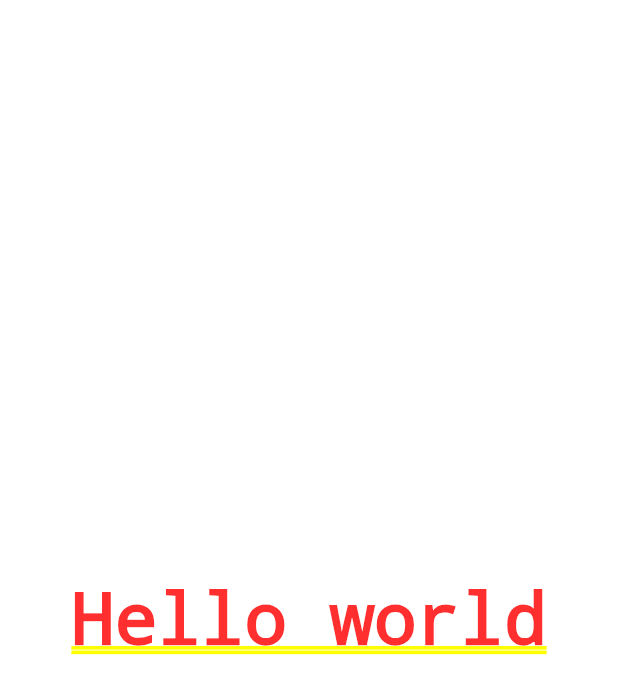
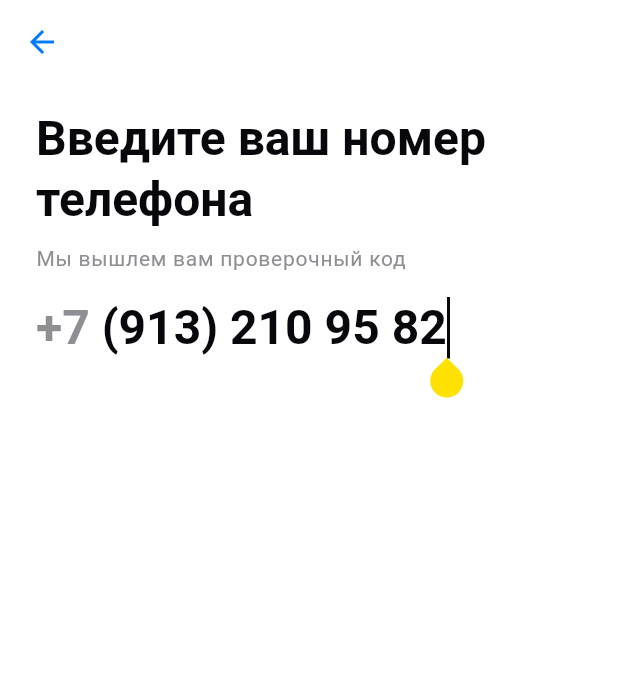
Before and after one commit to kanmear/flutter_test_task, a Flutter app: the screen it shows after launch, on a phone screen of 412 x 824 dp. Shown: the top 694 px of the screen. Run offline on Flutter 3.47's test engine with Material 3 defaults, Android fonts, the phone set to English and light mode, and no system bars; our stand-ins replace google_fonts.

Commit message:
feat: authorization page -> 2 texts and text field

```diff
--- a/lib/main.dart
+++ b/lib/main.dart
@@ -20,7 +20,16 @@ class LiveBeerApp extends StatelessWidget {
         colorScheme: AppColors.lightColorScheme,
         textTheme: AppFonts.textTheme,
       ),
-      home: const AuthorizationPage(),
+      home: Builder(builder: (context) {
+        final theme = Theme.of(context);
+        final textColor = theme.colorScheme.onPrimary;
+
+        return Theme(
+            data: theme.copyWith(
+                textTheme: theme.textTheme
+                    .apply(bodyColor: textColor, displayColor: textColor)),
+            child: const AuthorizationPage());
+      }),
     );
   }
 }
--- a/lib/routes/pages/authorization_page.dart
+++ b/lib/routes/pages/authorization_page.dart
@@ -1,10 +1,73 @@
 import 'package:flutter/material.dart';
+
+import 'package:live_beer/text_data.dart';
 
 class AuthorizationPage extends StatelessWidget {
   const AuthorizationPage({super.key});
 
   @override
   Widget build(BuildContext context) {
-    return const Center(child: Text('Hello world'));
+    final theme = Theme.of(context);
+
+    return Scaffold(
+      backgroundColor: theme.colorScheme.surface,
+      appBar: AppBar(
+        leading: BackButton(color: theme.colorScheme.tertiary),
+      ),
+      body: Padding(
+        padding: const EdgeInsets.only(left: 24, right: 24, top: 16),
+        child: Column(
+          crossAxisAlignment: CrossAxisAlignment.stretch,
+          children: [
+            Text(TextData.enterYourPhoneNumber,
+                style: theme.textTheme.titleLarge),
+            const SizedBox(height: 8),
+            Text(
+              TextData.weWillSendYouVerificationCode,
+              style: theme.textTheme.labelSmall!
+                  .apply(color: theme.colorScheme.onSecondary),
+            ),
+            const SizedBox(height: 16),
+            const NumberTextField(),
+            const SizedBox(height: 48),
+          ],
+        ),
+      ),
+    );
   }
 }
+
+class NumberTextField extends StatelessWidget {
+  const NumberTextField({super.key});
+
+  @override
+  Widget build(BuildContext context) {
+    final theme = Theme.of(context);
+
+    final TextEditingController textController =
+        TextEditingController(text: '(913) 210 95 82');
+
+    return Row(
+      children: [
+        Text(TextData.RuNumberPrefix,
+            style: theme.textTheme.titleLarge!
+                .apply(color: theme.colorScheme.onSecondary)),
+        IntrinsicWidth(
+          child: TextField(
+            controller: textController,
+            autofocus: true,
+            keyboardType: TextInputType.number,
+            cursorColor: theme.colorScheme.onPrimary,
+            style: theme.textTheme.titleLarge,
+            decoration: const InputDecoration(
+              isDense: true,
+              contentPadding: EdgeInsets.zero,
+              enabledBorder: InputBorder.none,
+              focusedBorder: InputBorder.none,
+            ),
+          ),
+        ),
+      ],
+    );
+  }
+}
--- /dev/null
+++ b/lib/text_data.dart
@@ -0,0 +1,7 @@
+class TextData {
+  static const String enterYourPhoneNumber = 'Введите ваш номер телефона';
+  static const String weWillSendYouVerificationCode =
+      'Мы вышлем вам проверочный код';
+
+  static const String RuNumberPrefix = '+7 ';
+}
--- a/lib/ui/data/app_colors.dart
+++ b/lib/ui/data/app_colors.dart
@@ -9,6 +9,7 @@ class AppColors {
   static const Color lightSecondary = Color(0xffF0F0F0);
   static const Color lightOnSecondary = Color(0xff8E8E93);
 
+  static const Color tertiary = Color(0xff007AFF);
   static const Color error = Color(0xffFF0000);
 
   static ColorScheme lightColorScheme = const ColorScheme(
@@ -20,6 +21,7 @@ class AppColors {
     onSurface: lightPrimary,
     error: error,
     onError: lightOnPrimary,
+    tertiary: tertiary,
     brightness: Brightness.light,
   );
 }
--- a/lib/ui/data/app_fonts.dart
+++ b/lib/ui/data/app_fonts.dart
@@ -5,10 +5,21 @@ import 'package:flutter/material.dart';
 class AppFonts {
   static TextTheme textTheme = TextTheme(
     titleLarge: roboto32Weight600,
+    labelMedium: roboto14Weight600,
+    labelSmall: roboto14Weight400,
   );
 
   static TextStyle roboto32Weight600 = TextStyle(
       fontFamily: GoogleFonts.roboto().fontFamily,
       fontSize: 32,
       fontWeight: FontWeight.w600);
+
+  static TextStyle roboto14Weight400 = TextStyle(
+      fontFamily: GoogleFonts.roboto().fontFamily,
+      fontSize: 14,
+      fontWeight: FontWeight.w400);
+  static TextStyle roboto14Weight600 = TextStyle(
+      fontFamily: GoogleFonts.roboto().fontFamily,
+      fontSize: 14,
+      fontWeight: FontWeight.w600);
 }
```
